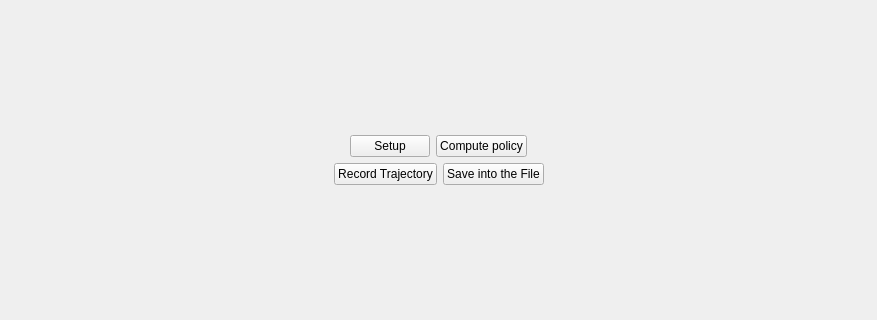
Above: policy_gui/lib/ClassName.ui from linjuk/adda_ros_multiple_cars before the change; both pictures show x 0 to 877 and y 307 to 627 of the 877 by 934 pixel window. Below: the same form after it.
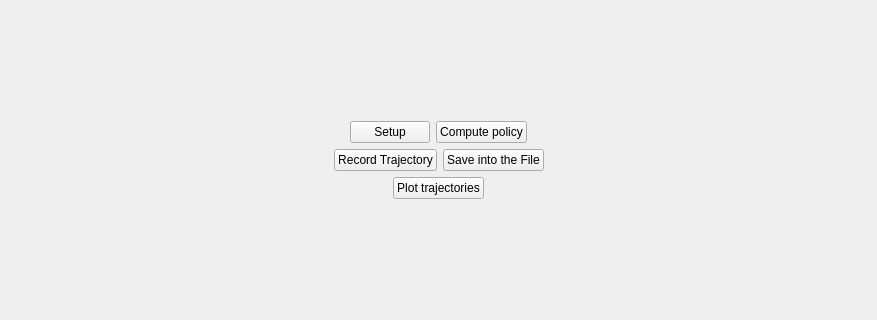
That is the form after the change.

Commit message: trajectories + belief estimation w/o prior knowledge

```diff
--- a/policy_gui/lib/ClassName.ui
+++ b/policy_gui/lib/ClassName.ui
@@ -22,7 +22,7 @@
   <property name="windowTitle">
    <string>Darias Supervision</string>
   </property>
-  <layout class="QVBoxLayout" stretch="0,0,0,0">
+  <layout class="QVBoxLayout" stretch="0,0,0,0,0">
    <item>
     <spacer name="verticalSpacer">
      <property name="orientation">
@@ -124,6 +124,43 @@
      </item>
     </layout>
    </item>
+   <item>
+    <layout class="QHBoxLayout" name="horizontalLayout_2">
+     <item>
+      <spacer name="horizontalSpacer_4">
+       <property name="orientation">
+        <enum>Qt::Horizontal</enum>
+       </property>
+       <property name="sizeHint" stdset="0">
+        <size>
+         <width>40</width>
+         <height>20</height>
+        </size>
+       </property>
+      </spacer>
+     </item>
+     <item>
+      <widget class="QPushButton" name="plot_button">
+       <property name="text">
+        <string>Plot trajectories</string>
+       </property>
+      </widget>
+     </item>
+     <item>
+      <spacer name="horizontalSpacer_5">
+       <property name="orientation">
+        <enum>Qt::Horizontal</enum>
+       </property>
+       <property name="sizeHint" stdset="0">
+        <size>
+         <width>40</width>
+         <height>20</height>
+        </size>
+       </property>
+      </spacer>
+     </item>
+    </layout>
+   </item>
    <item>
     <spacer name="verticalSpacer_1">
      <property name="orientation">
```
The commit also changes 432 other files.
